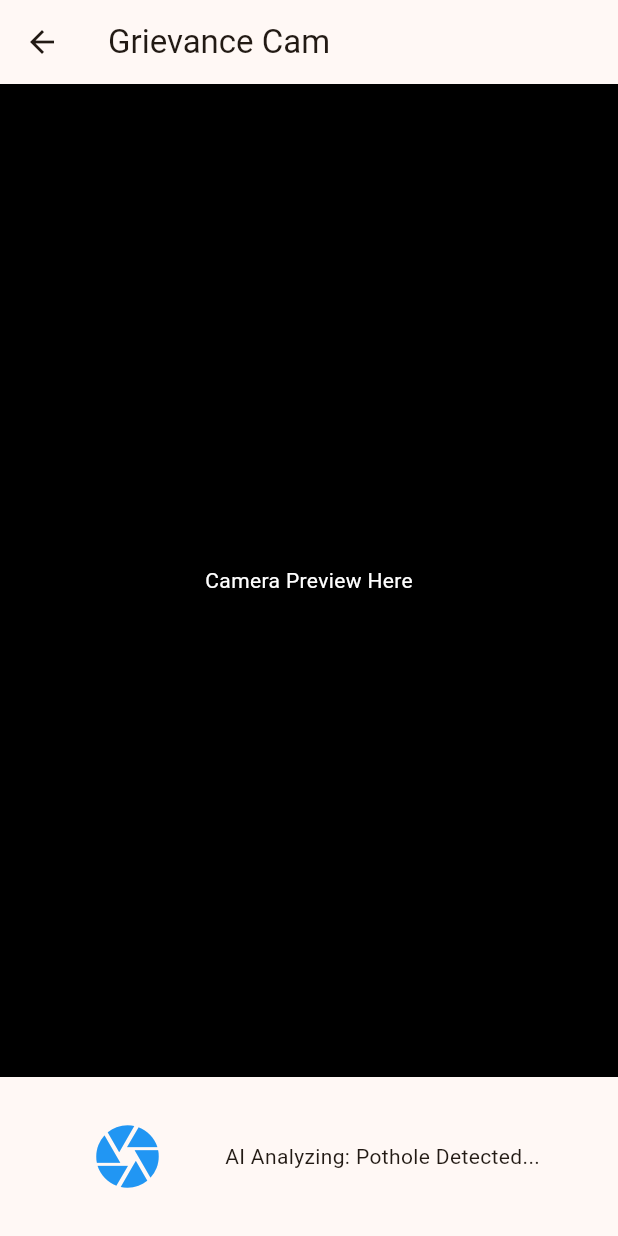
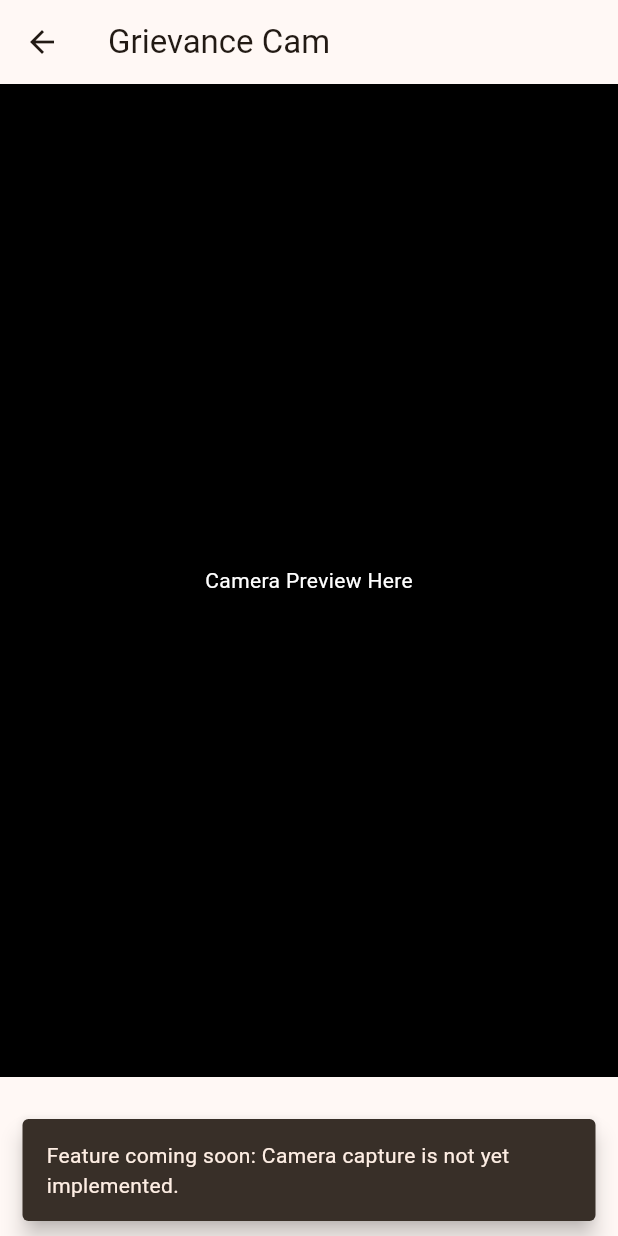
Before and after one commit to shadowcleets-new/CivicOS, a Flutter app: the GrievanceScreen screen opened directly, after a tap on the "camera" icon, on a phone screen of 412 x 824 dp. Run offline on Flutter 3.47's test engine with Material 3 defaults, Android fonts, the phone set to English and light mode, and no system bars.

Commit message:
🎨 Palette: Add feedback SnackBar for unimplemented camera button
Added a SnackBar to the stubbed out `IconButton` in `GrievanceScreen`
to provide immediate visual feedback that the feature is coming soon.
This prevents silent failures and improves overall accessibility.

```diff
--- a/frontend/lib/screens/grievance_screen.dart
+++ b/frontend/lib/screens/grievance_screen.dart
@@ -14,7 +14,10 @@ class GrievanceScreen extends StatelessWidget {
             child: Container(
               color: Colors.black,
               child: const Center(
-                child: Text("Camera Preview Here", style: TextStyle(color: Colors.white)),
+                child: Text(
+                  "Camera Preview Here",
+                  style: TextStyle(color: Colors.white),
+                ),
               ),
             ),
           ),
@@ -24,9 +27,18 @@ class GrievanceScreen extends StatelessWidget {
               mainAxisAlignment: MainAxisAlignment.spaceEvenly,
               children: [
                 IconButton(
-                  onPressed: () {},
+                  onPressed: () {
+                    ScaffoldMessenger.of(context).showSnackBar(
+                      const SnackBar(
+                        content: Text(
+                          'Feature coming soon: Camera capture is not yet implemented.',
+                        ),
+                        behavior: SnackBarBehavior.floating,
+                      ),
+                    );
+                  },
                   tooltip: 'Capture grievance photo',
-                  icon: const Icon(Icons.camera, size: 50, color: Colors.blue)
+                  icon: const Icon(Icons.camera, size: 50, color: Colors.blue),
                 ),
                 const Text("AI Analyzing: Pothole Detected..."),
               ],
```
